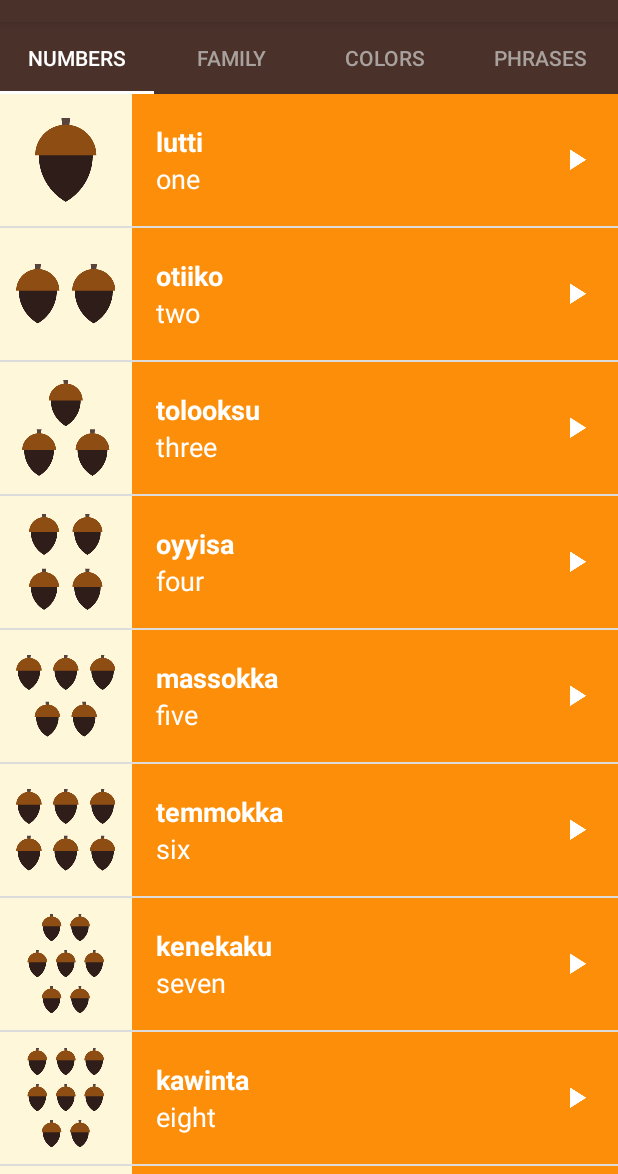
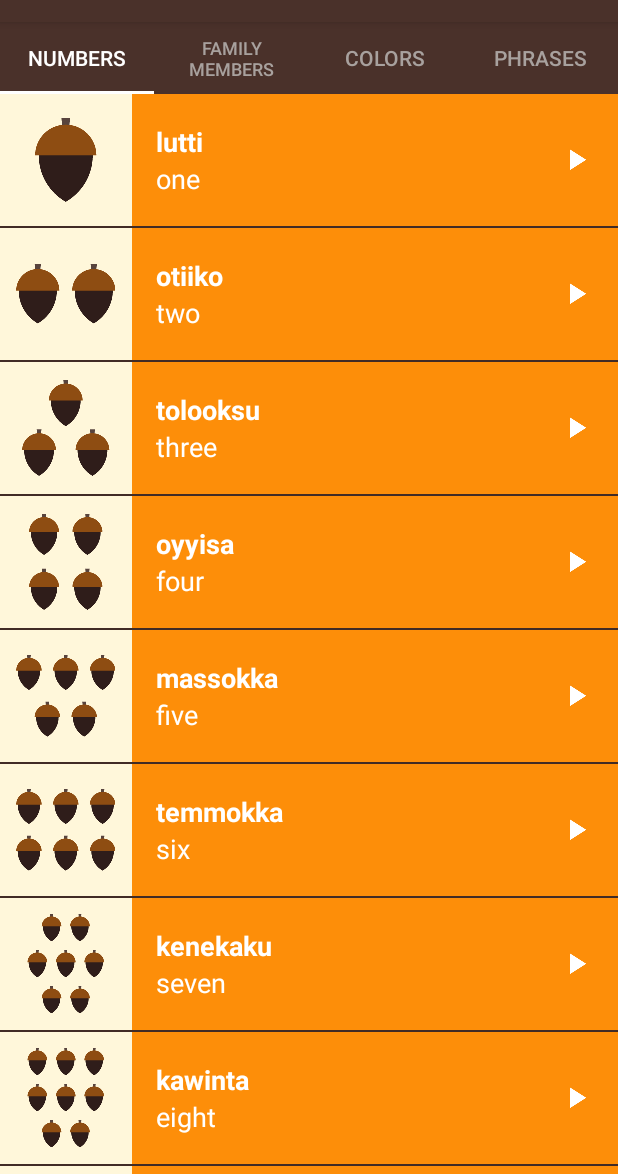
Before and after one commit to faithomotoso/Miwok, an Android app: the screen it shows after launch (MainActivity), on a phone screen of 412 x 824 dp, the part 62-1236 px from its top. Run offline under Robolectric (Android 15) with nearby library versions, the phone set to English and light mode, and no system bars.

Commit message:
Made visual polish changes

```diff
--- a/app/src/main/java/com/example/miwok/MainActivity.java
+++ b/app/src/main/java/com/example/miwok/MainActivity.java
@@ -1,5 +1,6 @@
 package com.example.miwok;
 
+import android.content.Context;
 import android.support.annotation.Nullable;
 import android.support.design.widget.TabLayout;
 import android.support.v4.app.Fragment;
@@ -14,6 +15,7 @@ public class MainActivity extends AppCompatActivity {
     private ViewPager mViewPager;
     private PagerAdapter mPagerAdapter;
     private final int NUM_PAGES = 4;
+    private Context mContext;
 
     @Override
     protected void onCreate(Bundle savedInstanceState) {
@@ -33,6 +35,7 @@ public class MainActivity extends AppCompatActivity {
     private class ScreenSlidePagerAdapter extends FragmentStatePagerAdapter{
         public ScreenSlidePagerAdapter (FragmentManager fragmentManager){
             super(fragmentManager);
+            mContext = getApplicationContext();
         }
 
         @Override
@@ -51,7 +54,10 @@ public class MainActivity extends AppCompatActivity {
         @Nullable
         @Override
         public CharSequence getPageTitle(int position) {
-            String pageTitles[] = new String[] {"Numbers", "Family", "Colors", "Phrases"};
+            String pageTitles[] = new String[] {getString(R.string.category_numbers),
+                    getString(R.string.category_family),
+                    getString(R.string.category_colors),
+                    getString(R.string.category_phrases)};
             return pageTitles[position];
         }
     }
--- a/app/src/main/res/layout/activity_screen_slide.xml
+++ b/app/src/main/res/layout/activity_screen_slide.xml
@@ -3,6 +3,7 @@
     android:layout_width="match_parent"
     android:layout_height="match_parent"
     xmlns:app="http://schemas.android.com/apk/res-auto"
+    android:background="@color/primary_color"
     android:orientation="vertical">
 
     <android.support.design.widget.TabLayout
@@ -11,9 +12,7 @@
         android:layout_height="wrap_content"
         app:tabMode="fixed"
         app:tabGravity="fill"
-        app:tabMaxWidth="0dp"
         app:tabSelectedTextColor="@android:color/white"
-        app:tabBackground="@color/primary_color"
         app:tabTextColor="#A8A19E">
 
     </android.support.design.widget.TabLayout>
```
Also changed, not shown: app/src/main/res/values/styles.xml (+11 -0 lines).
